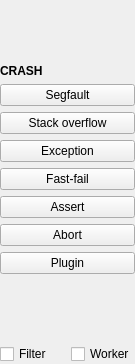
The window that src/crashpane.ui (jpnurmi/sentry-playground) describes before a commit, drawn with Qt 5.
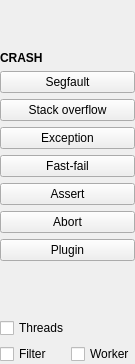
The same window after the commit.

The edit to the form file:
```diff
--- a/src/crashpane.ui
+++ b/src/crashpane.ui
@@ -108,6 +108,16 @@
      </property>
     </spacer>
    </item>
+   <item>
+    <widget class="QCheckBox" name="threadStressBox">
+     <property name="toolTip">
+      <string>Keep 100 worker threads alive with 128 stack frames each</string>
+     </property>
+     <property name="text">
+      <string>Threads</string>
+     </property>
+    </widget>
+   </item>
    <item>
     <layout class="QHBoxLayout" name="togglesLayout">
      <item>
```
